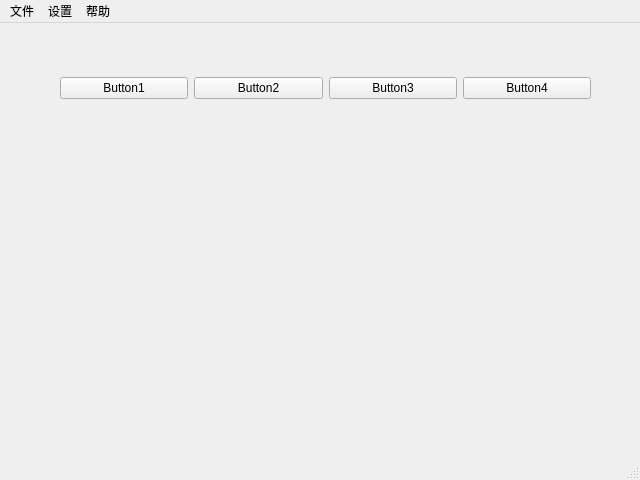
The window that UI/MainWindowsLayout.ui (coffeerson/AWTest) describes before a commit, drawn with Qt 5.
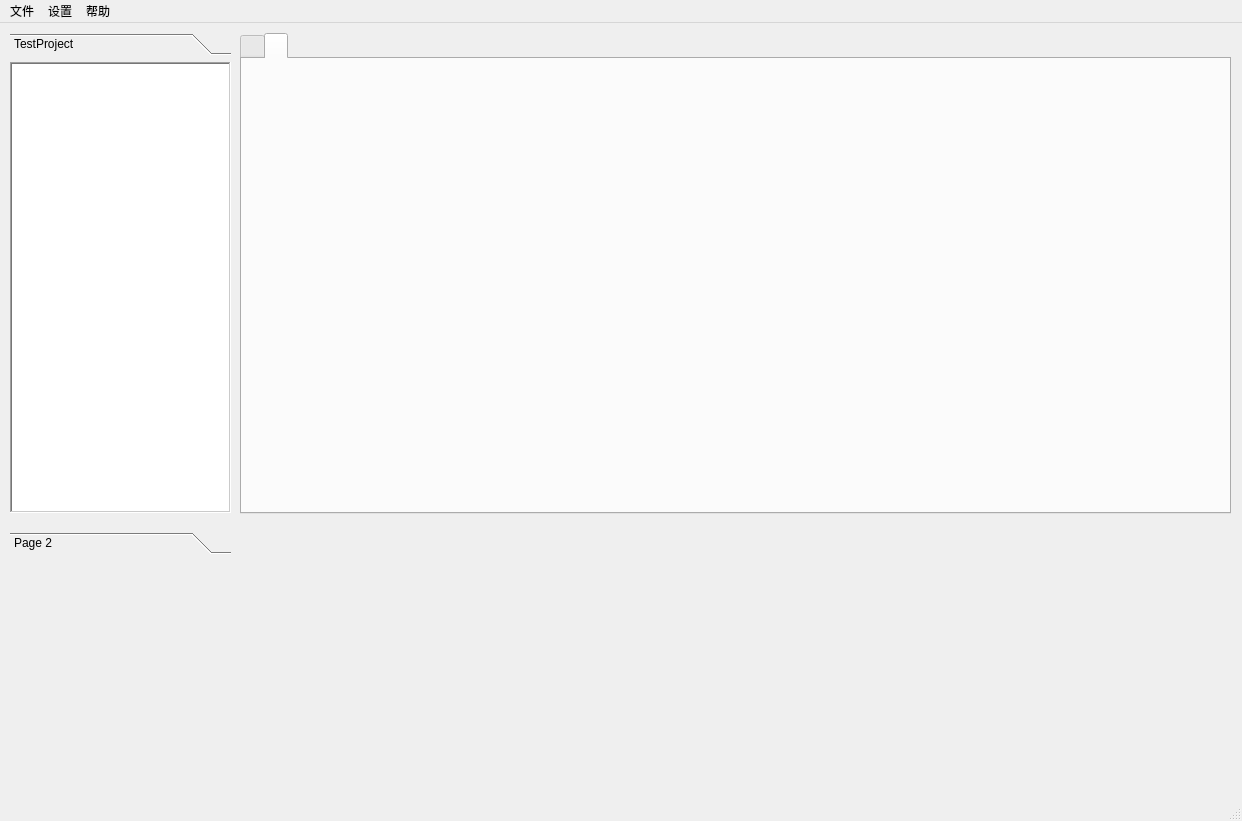
The same window after the commit.

```diff
--- a/UI/MainWindowsLayout.ui
+++ b/UI/MainWindowsLayout.ui
@@ -6,53 +6,97 @@
    <rect>
     <x>0</x>
     <y>0</y>
-    <width>640</width>
-    <height>480</height>
+    <width>1242</width>
+    <height>821</height>
    </rect>
   </property>
+  <property name="sizePolicy">
+   <sizepolicy hsizetype="Preferred" vsizetype="Preferred">
+    <horstretch>100</horstretch>
+    <verstretch>0</verstretch>
+   </sizepolicy>
+  </property>
   <property name="windowTitle">
    <string>MainWindow</string>
   </property>
   <widget class="QWidget" name="centralwidget">
-   <widget class="QWidget" name="">
+   <widget class="QTabWidget" name="tabWidget">
     <property name="geometry">
      <rect>
-      <x>60</x>
-      <y>30</y>
-      <width>531</width>
-      <height>71</height>
+      <x>240</x>
+      <y>10</y>
+      <width>991</width>
+      <height>481</height>
      </rect>
     </property>
-    <layout class="QHBoxLayout" name="horizontalLayout">
-     <item>
-      <widget class="QPushButton" name="pushButton">
-       <property name="text">
-        <string>Button1</string>
-       </property>
-      </widget>
-     </item>
-     <item>
-      <widget class="QPushButton" name="pushButton_2">
-       <property name="text">
-        <string>Button2</string>
-       </property>
-      </widget>
-     </item>
-     <item>
-      <widget class="QPushButton" name="pushButton_3">
-       <property name="text">
-        <string>Button3</string>
-       </property>
-      </widget>
-     </item>
-     <item>
-      <widget class="QPushButton" name="pushButton_4">
-       <property name="text">
-        <string>Button4</string>
-       </property>
-      </widget>
-     </item>
-    </layout>
+    <property name="currentIndex">
+     <number>1</number>
+    </property>
+    <widget class="QWidget" name="tabWidgetPage1" native="true">
+     <attribute name="title">
+      <string/>
+     </attribute>
+    </widget>
+    <widget class="QWidget" name="Data" native="true">
+     <attribute name="title">
+      <string/>
+     </attribute>
+    </widget>
+   </widget>
+   <widget class="QToolBox" name="toolBox">
+    <property name="geometry">
+     <rect>
+      <x>10</x>
+      <y>10</y>
+      <width>221</width>
+      <height>521</height>
+     </rect>
+    </property>
+    <property name="currentIndex">
+     <number>0</number>
+    </property>
+    <widget class="QWidget" name="TestProject">
+     <property name="geometry">
+      <rect>
+       <x>0</x>
+       <y>0</y>
+       <width>221</width>
+       <height>461</height>
+      </rect>
+     </property>
+     <attribute name="label">
+      <string>TestProject</string>
+     </attribute>
+     <widget class="QTreeView" name="treeView">
+      <property name="geometry">
+       <rect>
+        <x>0</x>
+        <y>1</y>
+        <width>221</width>
+        <height>451</height>
+       </rect>
+      </property>
+      <property name="frameShape">
+       <enum>QFrame::WinPanel</enum>
+      </property>
+      <property name="frameShadow">
+       <enum>QFrame::Sunken</enum>
+      </property>
+     </widget>
+    </widget>
+    <widget class="QWidget" name="page_2">
+     <property name="geometry">
+      <rect>
+       <x>0</x>
+       <y>0</y>
+       <width>221</width>
+       <height>461</height>
+      </rect>
+     </property>
+     <attribute name="label">
+      <string>Page 2</string>
+     </attribute>
+    </widget>
    </widget>
   </widget>
   <widget class="QMenuBar" name="menubar">
@@ -60,7 +104,7 @@
     <rect>
      <x>0</x>
      <y>0</y>
-     <width>640</width>
+     <width>1242</width>
      <height>26</height>
     </rect>
    </property>
```
Left out of the diff: 12 changed lines with no effect on the pictures.
